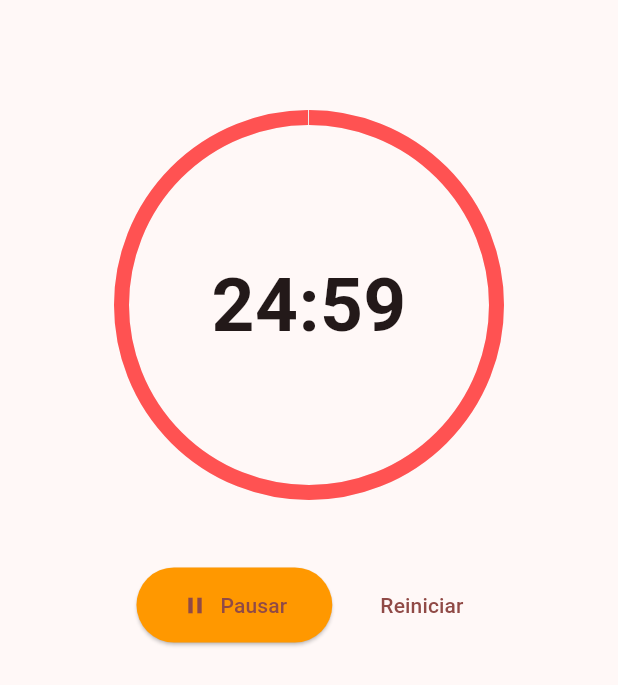
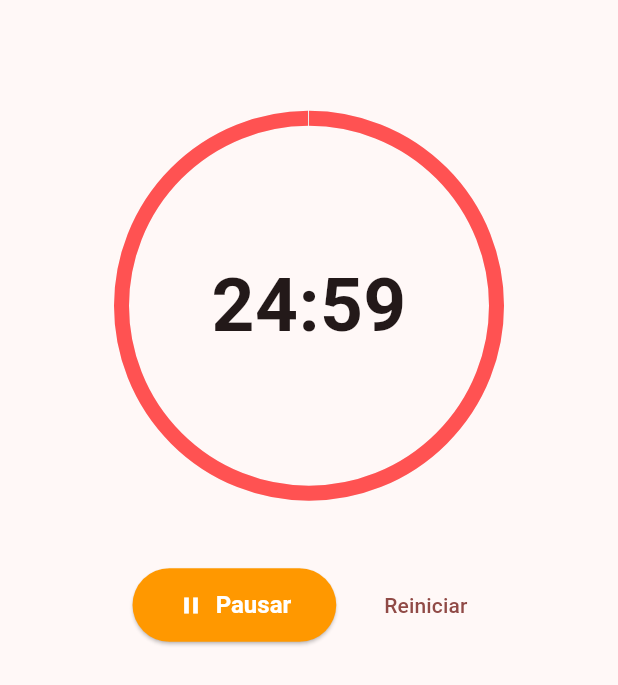
Before and after one commit to ChemmazZZ/examenfinal, a Flutter app: the screen it shows after launch, after a tap on "Iniciar", on a phone screen of 412 x 824 dp. Shown: the part 280-965 px from the top of the screen. Run offline on Flutter 3.47's test engine with Material 3 defaults, Android fonts, the phone set to English and light mode, and no system bars; our stand-ins replace sqflite; accounts and stored records are empty.

Commit message:
Implementar CustomButton para reutilizacion de UI

```diff
--- a/lib/screens/home_screen.dart
+++ b/lib/screens/home_screen.dart
@@ -1,13 +1,15 @@
 import 'package:flutter/material.dart';
 import 'package:provider/provider.dart';
 import '../providers/timer_provider.dart';
+import '../widgets/custom_button.dart'; // Importamos nuestro widget
+import 'finish_session_dialog.dart';
+import 'history_screen.dart';
 
 class HomeScreen extends StatelessWidget {
   const HomeScreen({super.key});
 
   @override
   Widget build(BuildContext context) {
-    // traigo el provider para el tiempo
     final timerProvider = Provider.of<TimerProvider>(context);
 
     return Scaffold(
@@ -18,8 +20,10 @@ class HomeScreen extends StatelessWidget {
           IconButton(
             icon: const Icon(Icons.history),
             onPressed: () {
-              // aqui ira el historial de navegacion
-              print("ir al historial");
+              Navigator.push(
+                context,
+                MaterialPageRoute(builder: (context) => const HistoryScreen()),
+              );
             },
           )
         ],
@@ -28,7 +32,6 @@ class HomeScreen extends StatelessWidget {
         child: Column(
           mainAxisAlignment: MainAxisAlignment.center,
           children: [
-            // el circulo que muestra el progreso
             Stack(
               alignment: Alignment.center,
               children: [
@@ -36,7 +39,6 @@ class HomeScreen extends StatelessWidget {
                   width: 250,
                   height: 250,
                   child: CircularProgressIndicator(
-                    // calculo cuanto falta para que se vacie el circulo
                     value: timerProvider.timeLeft / (25 * 60),
                     strokeWidth: 10,
                     color: Colors.redAccent,
@@ -50,36 +52,38 @@ class HomeScreen extends StatelessWidget {
               ],
             ),
             const SizedBox(height: 50),
-            // fila de botones de control
+
+            // AQUI USAMOS NUESTRO WIDGET REUTILIZABLE
             Row(
               mainAxisAlignment: MainAxisAlignment.center,
               children: [
-                // cambio el boton segun si esta corriendo o no
                 if (!timerProvider.isRunning)
-                  ElevatedButton.icon(
+                  // Botón Iniciar
+                  CustomButton(
+                    text: "Iniciar",
+                    icon: Icons.play_arrow,
                     onPressed: () {
                       timerProvider.startTimer(() {
-                        // funcion que se ejecuta cuando acaba el tiempo
-                        print("termino el pomodoro");
+                        showDialog(
+                          context: context,
+                          barrierDismissible: false,
+                          builder: (_) => const FinishSessionDialog(),
+                        );
                       });
                     },
-                    icon: const Icon(Icons.play_arrow),
-                    label: const Text("Iniciar"),
-                    style: ElevatedButton.styleFrom(
-                      padding: const EdgeInsets.symmetric(horizontal: 30, vertical: 15),
-                    ),
                   )
                 else
-                  ElevatedButton.icon(
+                  // Botón Pausar (con color personalizado)
+                  CustomButton(
+                    text: "Pausar",
+                    icon: Icons.pause,
+                    color: Colors.orange, // Usamos el parámetro opcional
                     onPressed: timerProvider.stopTimer,
-                    icon: const Icon(Icons.pause),
-                    label: const Text("Pausar"),
-                    style: ElevatedButton.styleFrom(
-                      backgroundColor: Colors.orange,
-                      padding: const EdgeInsets.symmetric(horizontal: 30, vertical: 15),
-                    ),
                   ),
+
                 const SizedBox(width: 20),
+
+                // Botón Reiniciar (estilo simple, usamos TextButton nativo o CustomButton si prefieres)
                 TextButton(
                   onPressed: timerProvider.resetTimer,
                   child: const Text("Reiniciar"),
--- a/lib/widgets/custom_button.dart
+++ b/lib/widgets/custom_button.dart
@@ -0,0 +1,32 @@
+import 'package:flutter/material.dart';
+
+class CustomButton extends StatelessWidget {
+  final String text;
+  final IconData icon;
+  final VoidCallback onPressed;
+  final Color? color; // Opcional: por si queremos cambiar el color (ej. Pausar)
+
+  const CustomButton({
+    super.key,
+    required this.text,
+    required this.icon,
+    required this.onPressed,
+    this.color,
+  });
+
+  @override
+  Widget build(BuildContext context) {
+    return ElevatedButton.icon(
+      onPressed: onPressed,
+      icon: Icon(icon),
+      label: Text(text),
+      style: ElevatedButton.styleFrom(
+        // Si me pasan un color, lo uso. Si no, uso el del tema (rojo/blanco)
+        backgroundColor: color,
+        foregroundColor: color != null ? Colors.white : null,
+        padding: const EdgeInsets.symmetric(horizontal: 30, vertical: 15),
+        textStyle: const TextStyle(fontSize: 16, fontWeight: FontWeight.bold),
+      ),
+    );
+  }
+}
```
